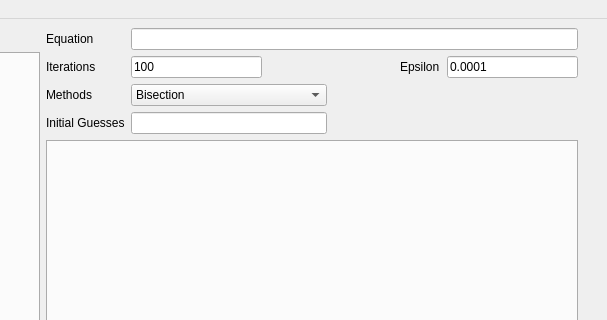
Old version of the form part1.ui in the repository MohammedAbdelbarry/numerical-analysis; both pictures show x 501 to 1108 and y 0 to 320 of the 1108 by 650 pixel window.
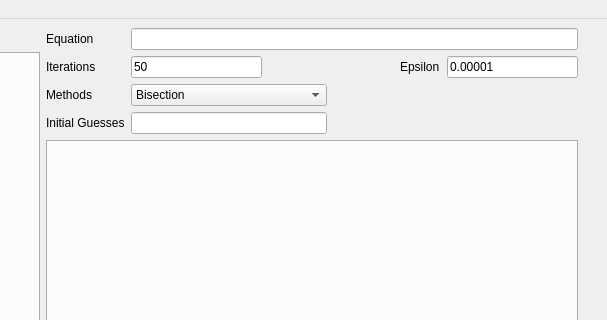
New version of the form.

```diff
--- a/part1.ui
+++ b/part1.ui
@@ -65,7 +65,7 @@
           <item>
            <widget class="QLineEdit" name="iter_line">
             <property name="text">
-             <string>100</string>
+             <string>50</string>
             </property>
            </widget>
           </item>
@@ -92,7 +92,7 @@
           <item>
            <widget class="QLineEdit" name="eps_line">
             <property name="text">
-             <string>0.0001</string>
+             <string>0.00001</string>
             </property>
            </widget>
           </item>
```
